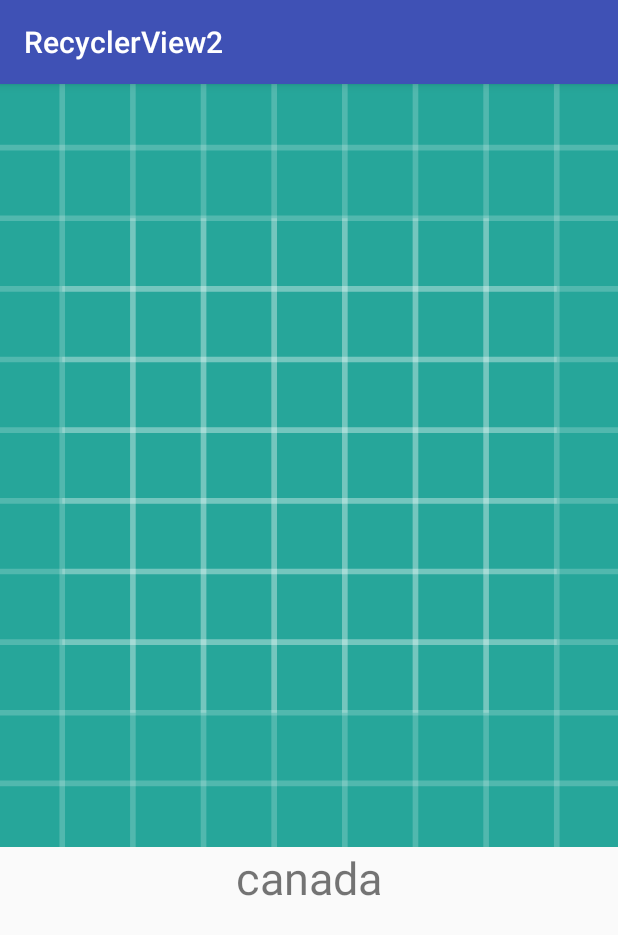
After one commit to mjgoncalves/recyclerview-glide-circleimageview, an Android app: the GalleryActivity screen opened directly, with no data from a screen before it, on a phone screen of 412 x 824 dp. The commit adds this screen. Shown: the top 935 px of the screen. Run offline under Robolectric (Android 15) with nearby library versions, the phone set to English and light mode, and no system bars; pictures from the network do not load.

Commit message:
acionando novas activities a partir das imagens da activityMain

```diff
--- a/app/src/main/AndroidManifest.xml
+++ b/app/src/main/AndroidManifest.xml
@@ -16,6 +16,7 @@
                 <category android:name="android.intent.category.LAUNCHER" />
             </intent-filter>
         </activity>
+        <activity android:name=".GalleryActivity" />
     </application>
     <uses-permission android:name="android.permission.INTERNET"/>
 </manifest>
--- /dev/null
+++ b/app/src/main/java/com/example/marcelo/recyclerview2/GalleryActivity.java
@@ -0,0 +1,42 @@
+package com.example.marcelo.recyclerview2;
+
+import android.os.Bundle;
+import android.support.annotation.Nullable;
+import android.support.v7.app.AppCompatActivity;
+import android.util.Log;
+import android.widget.ImageView;
+import android.widget.TextView;
+
+import com.bumptech.glide.Glide;
+
+public class GalleryActivity extends AppCompatActivity {
+    private static final String TAG = "GalleryActivity";
+
+    @Override
+    protected void onCreate(@Nullable Bundle savedInstanceState) {
+        super.onCreate(savedInstanceState);
+        setContentView(R.layout.activity_gallery);
+        Log.d(TAG, "onCreate: started");
+        getIncomingIntent();
+    }
+
+    private void getIncomingIntent(){
+        Log.d(TAG, "getIncomingIntent: checking for incoming intents");
+        if (getIntent().hasExtra("IMAGE_URL") && getIntent().hasExtra("IMAGE_NAME")){
+
+            String imageURL = getIntent().getStringExtra("IMAGE_URL");
+            String imageName = getIntent().getStringExtra("IMAGE_NAME");
+            setImage(imageURL, imageName);
+        }
+    }
+    private void setImage(String imageURL, String imageName){
+
+        TextView name = findViewById(R.id.imageDescription);
+        name.setText(imageName);
+        ImageView imageView = findViewById(R.id.image);
+        Glide.with(this)
+                .asBitmap()
+                .load(imageURL)
+                .into(imageView);
+    }
+}
--- /dev/null
+++ b/app/src/main/res/layout/activity_gallery.xml
@@ -0,0 +1,25 @@
+<?xml version="1.0" encoding="utf-8"?>
+<LinearLayout
+    xmlns:android="http://schemas.android.com/apk/res/android"
+    android:orientation="vertical"
+    android:layout_width="match_parent"
+    android:layout_height="match_parent"
+    android:weightSum="100">
+
+    <ImageView
+        android:id="@+id/image"
+        android:layout_width="match_parent"
+        android:layout_height="0dp"
+        android:layout_weight="70"
+        android:scaleType="centerCrop"
+        android:src="@drawable/ic_launcher_background"/>
+
+    <TextView
+        android:id="@+id/imageDescription"
+        android:gravity="center"
+        android:layout_width="match_parent"
+        android:layout_height="wrap_content"
+        android:text="canada"
+        android:textSize="30sp"/>
+
+</LinearLayout>
```
Also changed, not shown: app/src/main/java/com/example/marcelo/recyclerview2/RecyclerViewAdapter.java (+7 -1 lines).
